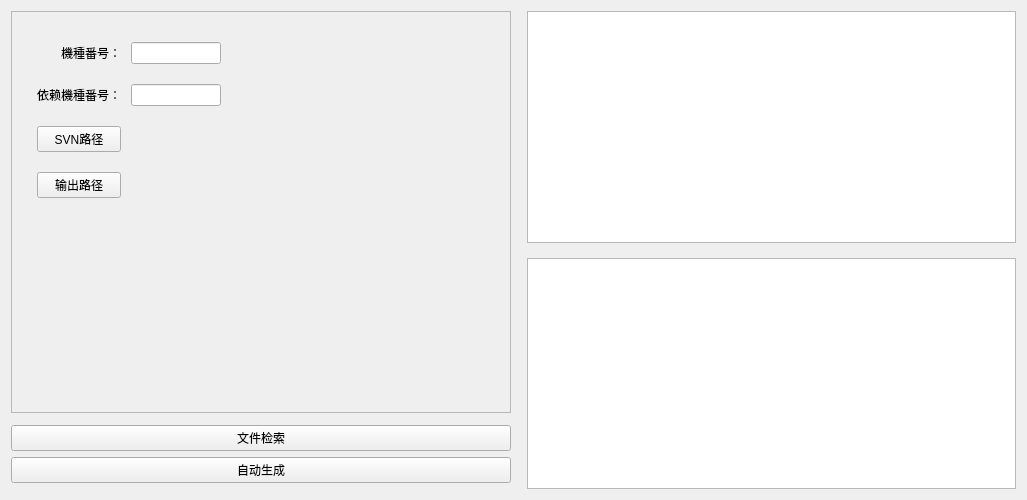
Before: the Qt Designer form Forms/AutomationTool.ui in 335134701/QT_Demo, drawn with Qt 5.
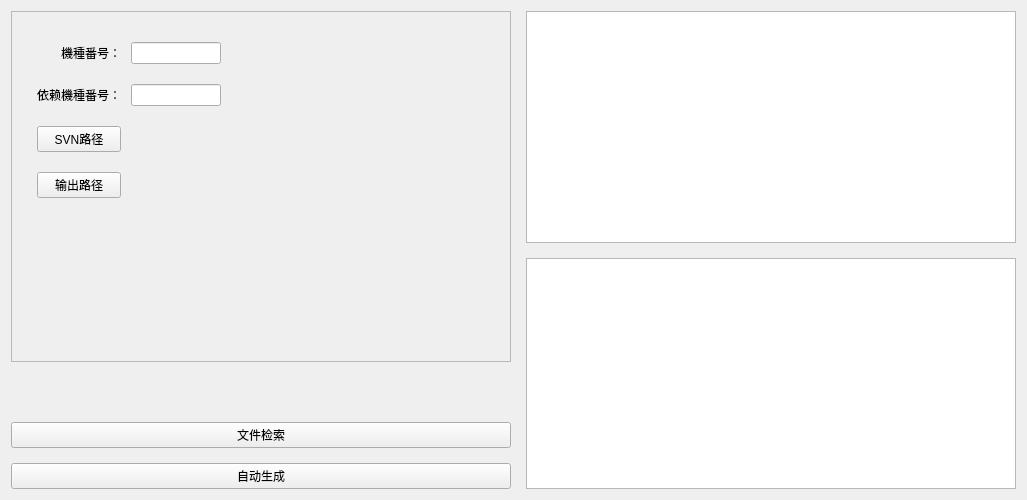
After: the same form once the commit is applied. Icons and pictures are not drawn.

Commit message: 2021-05-30 00:30:19 : UI优化

The edit to the form file:
```diff
--- a/Forms/AutomationTool.ui
+++ b/Forms/AutomationTool.ui
@@ -28,7 +28,13 @@
     <bool>false</bool>
    </property>
    <layout class="QGridLayout" name="gridLayout">
-    <item row="3" column="0">
+    <property name="horizontalSpacing">
+     <number>5</number>
+    </property>
+    <property name="verticalSpacing">
+     <number>15</number>
+    </property>
+    <item row="5" column="0">
      <widget class="QPushButton" name="CreateButton">
       <property name="sizePolicy">
        <sizepolicy hsizetype="Preferred" vsizetype="Preferred">
@@ -351,7 +357,7 @@
       </layout>
      </widget>
     </item>
-    <item row="0" column="2" rowspan="5">
+    <item row="0" column="2" rowspan="6">
      <widget class="QWidget" name="widget" native="true">
       <property name="sizePolicy">
        <sizepolicy hsizetype="Expanding" vsizetype="Expanding">
@@ -443,7 +449,7 @@
       </layout>
      </widget>
     </item>
-    <item row="2" column="0">
+    <item row="4" column="0">
      <widget class="QPushButton" name="FileSearchButton">
       <property name="text">
        <string>文件检索</string>
```
The commit also changes 1 other file.
